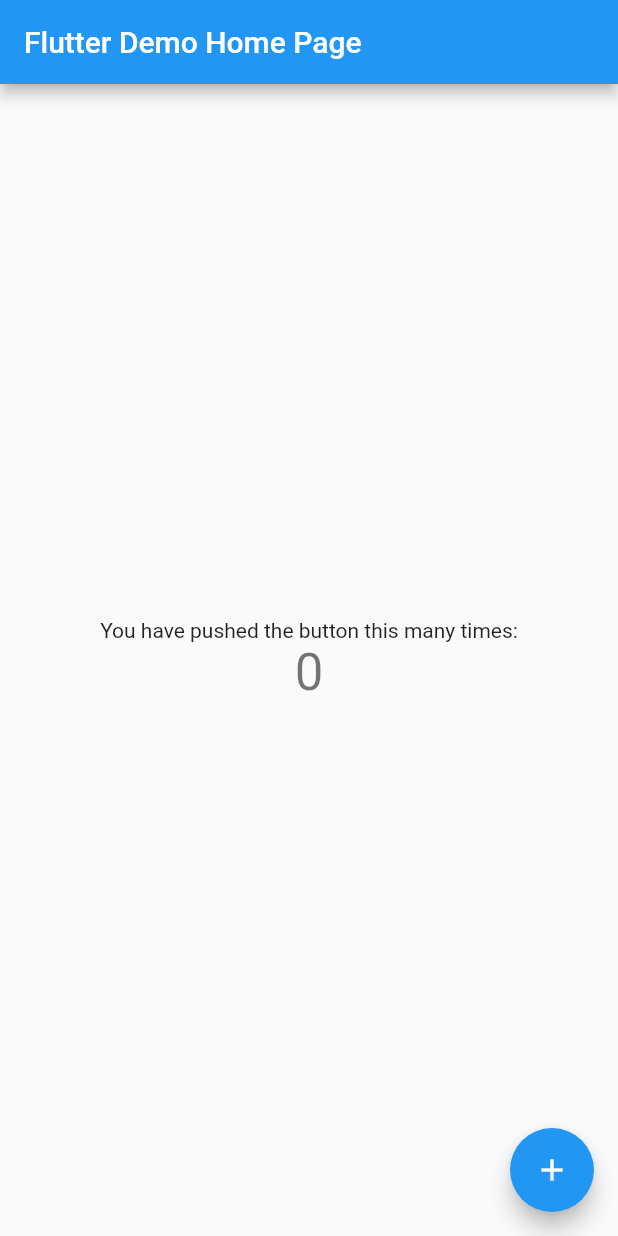
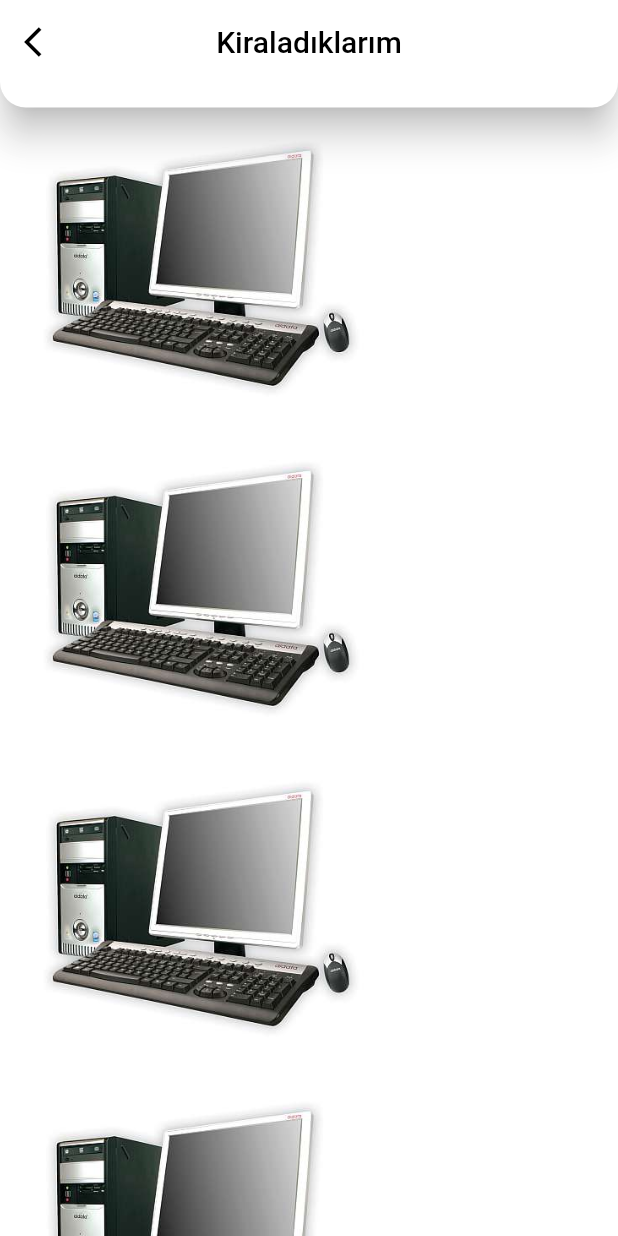
Before and after one commit to ilyashyrt/sales_app, a Flutter app: the screen it shows after launch, on a phone screen of 412 x 824 dp. Run offline on Flutter 3.47's test engine with Material 2 defaults, Android fonts, the phone set to English and light mode, and no system bars; our stand-ins replace flutter_screenutil.

Commit message:
home page edited

```diff
--- /dev/null
+++ b/lib/constants/strings.dart
@@ -0,0 +1,3 @@
+class AppStrings{
+  static const String rentedText = "Kiraladıklarım";
+}
--- a/lib/main.dart
+++ b/lib/main.dart
@@ -1,4 +1,6 @@
 import 'package:flutter/material.dart';
+import 'package:flutter_screenutil/flutter_screenutil.dart';
+import 'package:sales_app/screens/home_page.dart';
 
 void main() {
   runApp(const MyApp());
@@ -7,109 +9,14 @@
 class MyApp extends StatelessWidget {
   const MyApp({Key? key}) : super(key: key);
 
-  // This widget is the root of your application.
   @override
   Widget build(BuildContext context) {
-    return MaterialApp(
-      title: 'Flutter Demo',
-      theme: ThemeData(
-        // This is the theme of your application.
-        //
-        // Try running your application with "flutter run". You'll see the
-        // application has a blue toolbar. Then, without quitting the app, try
-        // changing the primarySwatch below to Colors.green and then invoke
-        // "hot reload" (press "r" in the console where you ran "flutter run",
-        // or simply save your changes to "hot reload" in a Flutter IDE).
-        // Notice that the counter didn't reset back to zero; the application
-        // is not restarted.
-        primarySwatch: Colors.blue,
+    return ScreenUtilInit(
+      minTextAdapt: true,
+      builder: (context) => const MaterialApp(
+        debugShowCheckedModeBanner: false,
+        home: HomePage(),
       ),
-      home: const MyHomePage(title: 'Flutter Demo Home Page'),
     );
   }
 }
-
-class MyHomePage extends StatefulWidget {
-  const MyHomePage({Key? key, required this.title}) : super(key: key);
-
-  // This widget is the home page of your application. It is stateful, meaning
-  // that it has a State object (defined below) that contains fields that affect
-  // how it looks.
-
-  // This class is the configuration for the state. It holds the values (in this
-  // case the title) provided by the parent (in this case the App widget) and
-  // used by the build method of the State. Fields in a Widget subclass are
-  // always marked "final".
-
-  final String title;
-
-  @override
-  State<MyHomePage> createState() => _MyHomePageState();
-}
-
-class _MyHomePageState extends State<MyHomePage> {
-  int _counter = 0;
-
-  void _incrementCounter() {
-    setState(() {
-      // This call to setState tells the Flutter framework that something has
-      // changed in this State, which causes it to rerun the build method below
-      // so that the display can reflect the updated values. If we changed
-      // _counter without calling setState(), then the build method would not be
-      // called again, and so nothing would appear to happen.
-      _counter++;
-    });
-  }
-
-  @override
-  Widget build(BuildContext context) {
-    // This method is rerun every time setState is called, for instance as done
-    // by the _incrementCounter method above.
-    //
-    // The Flutter framework has been optimized to make rerunning build methods
-    // fast, so that you can just rebuild anything that needs updating rather
-    // than having to individually change instances of widgets.
-    return Scaffold(
-      appBar: AppBar(
-        // Here we take the value from the MyHomePage object that was created by
-        // the App.build method, and use it to set our appbar title.
-        title: Text(widget.title),
-      ),
-      body: Center(
-        // Center is a layout widget. It takes a single child and positions it
-        // in the middle of the parent.
-        child: Column(
-          // Column is also a layout widget. It takes a list of children and
-          // arranges them vertically. By default, it sizes itself to fit its
-          // children horizontally, and tries to be as tall as its parent.
-          //
-          // Invoke "debug painting" (press "p" in the console, choose the
-          // "Toggle Debug Paint" action from the Flutter Inspector in Android
-          // Studio, or the "Toggle Debug Paint" command in Visual Studio Code)
-          // to see the wireframe for each widget.
-          //
-          // Column has various properties to control how it sizes itself and
-          // how it positions its children. Here we use mainAxisAlignment to
-          // center the children vertically; the main axis here is the vertical
-          // axis because Columns are vertical (the cross axis would be
-          // horizontal).
-          mainAxisAlignment: MainAxisAlignment.center,
-          children: <Widget>[
-            const Text(
-              'You have pushed the button this many times:',
-            ),
-            Text(
-              '$_counter',
-              style: Theme.of(context).textTheme.headline4,
-            ),
-          ],
-        ),
-      ),
-      floatingActionButton: FloatingActionButton(
-        onPressed: _incrementCounter,
-        tooltip: 'Increment',
-        child: const Icon(Icons.add),
-      ), // This trailing comma makes auto-formatting nicer for build methods.
-    );
-  }
-}
--- /dev/null
+++ b/lib/screens/home_page.dart
@@ -0,0 +1,46 @@
+import 'package:flutter/material.dart';
+import 'package:flutter_screenutil/flutter_screenutil.dart';
+import 'package:sales_app/constants/strings.dart';
+import 'package:sales_app/utils/device_utils.dart';
+import 'package:sales_app/widgets/custom_appbar.dart';
+
+class HomePage extends StatefulWidget {
+  const HomePage({Key? key}) : super(key: key);
+
+  @override
+  State<HomePage> createState() => _HomePageState();
+}
+
+class _HomePageState extends State<HomePage> {
+  @override
+  Widget build(BuildContext context) {
+    return Scaffold(
+        backgroundColor: Colors.white.withOpacity(0.9),
+        appBar: const CustomAppBar(title: AppStrings.rentedText),
+        body: ListView.builder(
+            shrinkWrap: true,
+            itemCount: 10,
+            itemBuilder: ((context, index) {
+              return Padding(
+                padding: EdgeInsets.all(15.r),
+                child: Container(
+                  height: 150.h,
+                  decoration: BoxDecoration(
+                    borderRadius: BorderRadius.circular(15.r),
+                    color: Colors.white,
+                  ),
+                  child: Row(
+                    children: [
+                      ClipRRect(
+                        child: Image.asset(
+                          "assets/computer.jpg",
+                        ),
+                        borderRadius: BorderRadius.circular(15.r),
+                      ),
+                    ],
+                  ),
+                ),
+              );
+            })));
+  }
+}
--- /dev/null
+++ b/lib/utils/device_utils.dart
@@ -0,0 +1,15 @@
+import 'package:flutter/material.dart';
+
+class DeviceUtils {
+  static double getScaledSize(BuildContext context, double scale) =>
+      scale *
+      (MediaQuery.of(context).orientation == Orientation.portrait
+          ? MediaQuery.of(context).size.width
+          : MediaQuery.of(context).size.height);
+
+  static double getScaledWidth(BuildContext context, double scale) =>
+      scale * MediaQuery.of(context).size.width;
+
+  static double getScaledHeight(BuildContext context, double scale) =>
+      scale * MediaQuery.of(context).size.height;
+}
--- /dev/null
+++ b/lib/widgets/custom_appbar.dart
@@ -0,0 +1,34 @@
+import 'package:flutter/material.dart';
+import 'package:flutter_screenutil/flutter_screenutil.dart';
+
+class CustomAppBar extends StatelessWidget implements PreferredSizeWidget {
+  const CustomAppBar({Key? key, required this.title, this.actions}) : super(key: key);
+  final String title;
+  final List<Widget>? actions;
+
+  @override
+  Widget build(BuildContext context) {
+    return AppBar(
+      actions: actions,
+      elevation: 10,
+      title: Text(
+        title,
+        style: const TextStyle(color: Colors.black),
+      ),
+      centerTitle: true,
+      backgroundColor: Colors.white,
+      leading: const Icon(
+        Icons.arrow_back_ios,
+        color: Colors.black,
+      ),
+      shape: RoundedRectangleBorder(
+          borderRadius: BorderRadius.only(
+        bottomLeft: Radius.circular(15.r),
+        bottomRight: Radius.circular(15.r),
+      )),
+    );
+  }
+
+  @override
+  Size get preferredSize => Size.fromHeight(60.h);
+}
```
Also changed, not shown: pubspec.yaml (+4 -3 lines), assets/computer.jpg (added), lib/screens/detail_page.dart (added), pubspec.lock.
